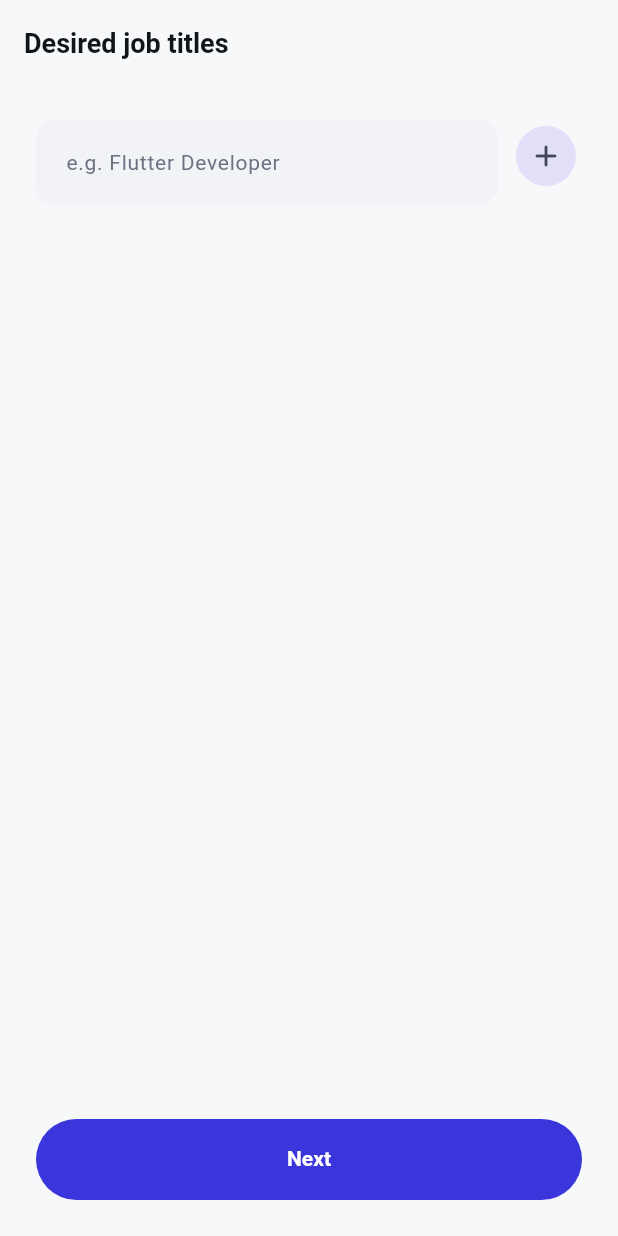
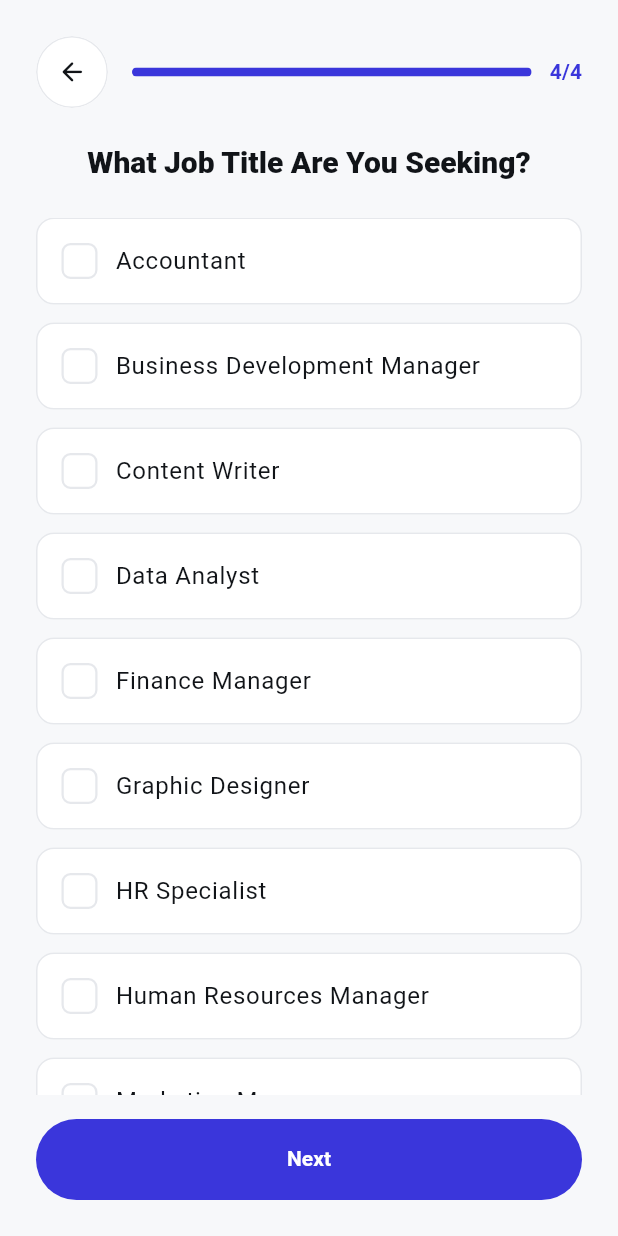
Before and after one commit to Elmun-Technologies/jobzone, a Flutter app: the JobTitlePage screen opened by its route, on a phone screen of 412 x 824 dp. Run offline on Flutter 3.47's test engine with Material 3 defaults, Android fonts, the phone set to English and light mode, and no system bars; our stand-ins replace cached_network_image, chewie, file_picker, flutter_riverpod, flutter_svg, geolocator and 8 more; accounts and stored records are empty; generated files the repository leaves out were written again.

Commit message:
D3: match Preference setup screens to the Figma design
Rebuild PreferenceStepScaffold to the reference: circular back + progress
bar + "step/total" counter, centered title, sticky Next. New OptionCheckList
widget (rounded card + leading checkbox, indigo when selected) replaces the
filter chips. Job Type / Experience / Working Model use it; Job Title becomes
a predefined multi-select checklist (toggleTitle on the controller) instead
of free-text. Update the four titles to the design wording in en/ru/uz.

```diff
--- a/lib/features/preferences/application/preferences_controller.dart
+++ b/lib/features/preferences/application/preferences_controller.dart
@@ -55,6 +55,14 @@ class PreferencesController extends Notifier<PreferenceDraft> {
     state = state.copyWith(titles: [...state.titles, t]);
   }
 
+  /// Toggles a predefined title in/out of the selection.
+  void toggleTitle(String title) {
+    final next = state.titles.contains(title)
+        ? state.titles.where((t) => t != title).toList()
+        : [...state.titles, title];
+    state = state.copyWith(titles: next);
+  }
+
   void removeTitle(String title) => state = state.copyWith(
     titles: state.titles.where((t) => t != title).toList(),
   );
--- a/lib/features/preferences/presentation/experience_level_page.dart
+++ b/lib/features/preferences/presentation/experience_level_page.dart
@@ -24,10 +24,11 @@ class ExperienceLevelPage extends ConsumerWidget {
     };
     return PreferenceStepScaffold(
       title: l.prefExperienceTitle,
-      subtitle: l.prefSelectMultiple,
+      step: 2,
+      totalSteps: 4,
       nextLabel: l.next,
       onNext: () => context.push(Routes.setupWorkingModel),
-      child: MultiSelectChips(
+      child: OptionCheckList(
         options: options,
         selected: draft.experienceLevels,
         onToggle: notifier.toggleExperience,
--- a/lib/features/preferences/presentation/job_title_page.dart
+++ b/lib/features/preferences/presentation/job_title_page.dart
@@ -3,81 +3,52 @@ import 'package:flutter_riverpod/flutter_riverpod.dart';
 import 'package:go_router/go_router.dart';
 
 import '../../../app/router/routes.dart';
-import '../../../design_system/design_system.dart';
 import '../../../localization/l10n_extension.dart';
 import '../application/preferences_controller.dart';
 import 'widgets/preference_step.dart';
 
-class JobTitlePage extends ConsumerStatefulWidget {
+/// Predefined job titles shown as a multi-select checklist (matches the
+/// Figma "What Job Title Are You Seeking?" screen).
+const _jobTitles = <String>[
+  'Accountant',
+  'Business Development Manager',
+  'Content Writer',
+  'Data Analyst',
+  'Finance Manager',
+  'Graphic Designer',
+  'HR Specialist',
+  'Human Resources Manager',
+  'Marketing Manager',
+  'Product Manager',
+  'Project Manager',
+  'Sales Manager',
+  'Software Engineer',
+  'UX/UI Designer',
+];
+
+class JobTitlePage extends ConsumerWidget {
   const JobTitlePage({super.key});
 
   @override
-  ConsumerState<JobTitlePage> createState() => _JobTitlePageState();
-}
+  Widget build(BuildContext context, WidgetRef ref) {
+    final l = context.l10n;
+    final selected = ref.watch(preferencesControllerProvider).titles.toSet();
+    final notifier = ref.read(preferencesControllerProvider.notifier);
 
-class _JobTitlePageState extends ConsumerState<JobTitlePage> {
-  final _controller = TextEditingController();
-
-  @override
-  void dispose() {
-    _controller.dispose();
-    super.dispose();
-  }
-
-  void _add() {
-    ref.read(preferencesControllerProvider.notifier).addTitle(_controller.text);
-    _controller.clear();
-  }
-
-  Future<void> _finish() async {
-    await ref.read(preferencesControllerProvider.notifier).persist();
-    if (mounted) context.push(Routes.permLocation);
-  }
-
-  @override
-  Widget build(BuildContext context) {
-    final l = context.l10n;
-    final titles = ref.watch(preferencesControllerProvider).titles;
     return PreferenceStepScaffold(
       title: l.prefJobTitleTitle,
+      step: 4,
+      totalSteps: 4,
       nextLabel: l.next,
-      onNext: _finish,
-      child: Column(
-        crossAxisAlignment: CrossAxisAlignment.start,
-        children: [
-          Row(
-            crossAxisAlignment: CrossAxisAlignment.start,
-            children: [
-              Expanded(
-                child: JzTextField(
-                  hint: l.prefJobTitleHint,
-                  controller: _controller,
-                  textInputAction: TextInputAction.done,
-                  onChanged: (_) {},
-                ),
-              ),
-              const SizedBox(width: AppSpacing.sm),
-              IconButton.filledTonal(
-                onPressed: _add,
-                icon: const Icon(Icons.add_rounded),
-              ),
-            ],
-          ),
-          const SizedBox(height: AppSpacing.lg),
-          Wrap(
-            spacing: AppSpacing.sm,
-            runSpacing: AppSpacing.sm,
-            children: [
-              for (final title in titles)
-                Chip(
-                  label: Text(title),
-                  onDeleted: () => ref
-                      .read(preferencesControllerProvider.notifier)
-                      .removeTitle(title),
-                ),
-            ],
-          ),
-        ],
+      onNext: () async {
+        final router = GoRouter.of(context);
+        await notifier.persist();
+        router.push(Routes.permLocation);
+      },
+      child: OptionCheckList(
+        options: {for (final t in _jobTitles) t: t},
+        selected: selected,
+        onToggle: notifier.toggleTitle,
       ),
     );
   }
--- a/lib/features/preferences/presentation/widgets/preference_step.dart
+++ b/lib/features/preferences/presentation/widgets/preference_step.dart
@@ -2,13 +2,15 @@ import 'package:flutter/material.dart';
 
 import '../../../../design_system/design_system.dart';
 
-/// Shared scaffold for a single preference-setup step: title app bar, an
-/// optional subtitle, the step body, and a sticky primary "next" button.
+/// Shared scaffold for a preference-setup step (matches the Figma design):
+/// a circular back button + progress bar + "step/total" counter, a centered
+/// title, the step body, and a sticky primary "Next" button.
 class PreferenceStepScaffold extends StatelessWidget {
   const PreferenceStepScaffold({
     super.key,
     required this.title,
-    this.subtitle,
+    required this.step,
+    required this.totalSteps,
     required this.child,
     required this.nextLabel,
     required this.onNext,
@@ -16,7 +18,8 @@ class PreferenceStepScaffold extends StatelessWidget {
   });
 
   final String title;
-  final String? subtitle;
+  final int step;
+  final int totalSteps;
   final Widget child;
   final String nextLabel;
   final VoidCallback onNext;
@@ -24,22 +27,52 @@ class PreferenceStepScaffold extends StatelessWidget {
 
   @override
   Widget build(BuildContext context) {
-    return JzScaffold(
-      title: title,
-      body: Padding(
+    final colors = context.colors;
+    return Scaffold(
+      body: SafeArea(
+        child: Padding(
           padding: const EdgeInsets.all(AppSpacing.xl),
           child: Column(
-          crossAxisAlignment: CrossAxisAlignment.start,
+            crossAxisAlignment: CrossAxisAlignment.stretch,
             children: [
-            if (subtitle != null) ...[
-              Text(
-                subtitle!,
-                style: context.text.bodyMedium?.copyWith(
-                  color: context.colors.textSecondary,
+              Row(
+                children: [
+                  JzCircleButton(
+                    icon: Icons.arrow_back_rounded,
+                    onTap: () => Navigator.of(context).maybePop(),
+                  ),
+                  const SizedBox(width: AppSpacing.lg),
+                  Expanded(
+                    child: ClipRRect(
+                      borderRadius: BorderRadius.circular(AppRadius.pill),
+                      child: LinearProgressIndicator(
+                        value: step / totalSteps,
+                        minHeight: 6,
+                        backgroundColor: colors.surfaceVariant,
+                        color: colors.primary,
                       ),
                     ),
-              const SizedBox(height: AppSpacing.lg),
+                  ),
+                  const SizedBox(width: AppSpacing.md),
+                  Text(
+                    '$step/$totalSteps',
+                    style: context.text.labelLarge?.copyWith(
+                      color: colors.primary,
+                      fontWeight: FontWeight.w700,
+                    ),
+                  ),
                 ],
+              ),
+              const SizedBox(height: AppSpacing.xl),
+              Text(
+                title,
+                textAlign: TextAlign.center,
+                style: context.text.headlineSmall?.copyWith(
+                  fontWeight: FontWeight.w800,
+                  height: 1.25,
+                ),
+              ),
+              const SizedBox(height: AppSpacing.xl),
               Expanded(child: SingleChildScrollView(child: child)),
               const SizedBox(height: AppSpacing.lg),
               JzPrimaryButton(
@@ -49,14 +82,16 @@ class PreferenceStepScaffold extends StatelessWidget {
             ],
           ),
         ),
+      ),
     );
   }
 }
 
-/// Wrap of filter chips for selecting multiple options. `options` maps each
-/// stored value (wire) to its localized label.
-class MultiSelectChips extends StatelessWidget {
-  const MultiSelectChips({
+/// Vertical list of selectable option cards with a leading checkbox — the
+/// reference's preference picker. `options` maps each stored value to its
+/// localized label; multiple may be selected.
+class OptionCheckList extends StatelessWidget {
+  const OptionCheckList({
     super.key,
     required this.options,
     required this.selected,
@@ -69,17 +104,86 @@ class MultiSelectChips extends StatelessWidget {
 
   @override
   Widget build(BuildContext context) {
-    return Wrap(
-      spacing: AppSpacing.sm,
-      runSpacing: AppSpacing.sm,
+    return Column(
       children: [
         for (final entry in options.entries)
-          FilterChip(
-            label: Text(entry.value),
+          _OptionTile(
+            label: entry.value,
             selected: selected.contains(entry.key),
-            onSelected: (_) => onToggle(entry.key),
+            onTap: () => onToggle(entry.key),
           ),
       ],
     );
   }
 }
+
+class _OptionTile extends StatelessWidget {
+  const _OptionTile({
+    required this.label,
+    required this.selected,
+    required this.onTap,
+  });
+
+  final String label;
+  final bool selected;
+  final VoidCallback onTap;
+
+  @override
+  Widget build(BuildContext context) {
+    final colors = context.colors;
+    return Padding(
+      padding: const EdgeInsets.only(bottom: AppSpacing.md),
+      child: Material(
+        color: colors.surface,
+        borderRadius: BorderRadius.circular(AppRadius.md),
+        child: InkWell(
+          borderRadius: BorderRadius.circular(AppRadius.md),
+          onTap: onTap,
+          child: Container(
+            padding: const EdgeInsets.all(AppSpacing.lg),
+            decoration: BoxDecoration(
+              borderRadius: BorderRadius.circular(AppRadius.md),
+              border: Border.all(
+                color: selected ? colors.primary : colors.border,
+                width: selected ? 1.5 : 1,
+              ),
+            ),
+            child: Row(
+              children: [
+                _CheckBox(selected: selected),
+                const SizedBox(width: AppSpacing.md),
+                Expanded(child: Text(label, style: context.text.bodyLarge)),
+              ],
+            ),
+          ),
+        ),
+      ),
+    );
+  }
+}
+
+class _CheckBox extends StatelessWidget {
+  const _CheckBox({required this.selected});
+  final bool selected;
+
+  @override
+  Widget build(BuildContext context) {
+    final colors = context.colors;
+    return Container(
+      width: 24,
+      height: 24,
+      alignment: Alignment.center,
+      decoration: BoxDecoration(
+        color: selected ? colors.primary : Colors.transparent,
+        borderRadius: BorderRadius.circular(6),
+        border: Border.all(
+          color: selected ? colors.primary : colors.border,
+          width: 1.5,
+        ),
+      ),
+      child: selected
+          ? Icon(Icons.check_rounded, size: 16, color: colors.onPrimary)
+          : null,
+    );
+  }
+}
--- a/lib/localization/l10n/app_en.arb
+++ b/lib/localization/l10n/app_en.arb
@@ -81,10 +81,10 @@
   "onboard2Body": "Find roles near you and narrow results by type, level and salary.",
   "onboard3Title": "*Chat and Call* with Recruiters and HR Experts",
   "onboard3Body": "Message and call employers, then track your applications in real time.",
-  "prefJobTypeTitle": "What type of job?",
-  "prefExperienceTitle": "Your experience level",
-  "prefWorkingModelTitle": "Preferred working model",
-  "prefJobTitleTitle": "Desired job titles",
+  "prefJobTypeTitle": "What Type of Job Are You Interested In?",
+  "prefExperienceTitle": "What is Your Level of Experience?",
+  "prefWorkingModelTitle": "Preferred Working Model: Your Ideal Work Structure?",
+  "prefJobTitleTitle": "What Job Title Are You Seeking?",
   "prefSelectMultiple": "Select all that apply.",
   "prefJobTitleHint": "e.g. Flutter Developer",
   "jobTypeFullTime": "Full-time",
```
Also changed, not shown: lib/features/preferences/presentation/job_type_page.dart (+4 -3 lines), lib/features/preferences/presentation/working_model_page.dart (+4 -3 lines), lib/localization/l10n/app_ru.arb (+4 -4 lines), lib/localization/l10n/app_uz.arb (+4 -4 lines). Lines whose indentation alone changed are shown as unchanged.
